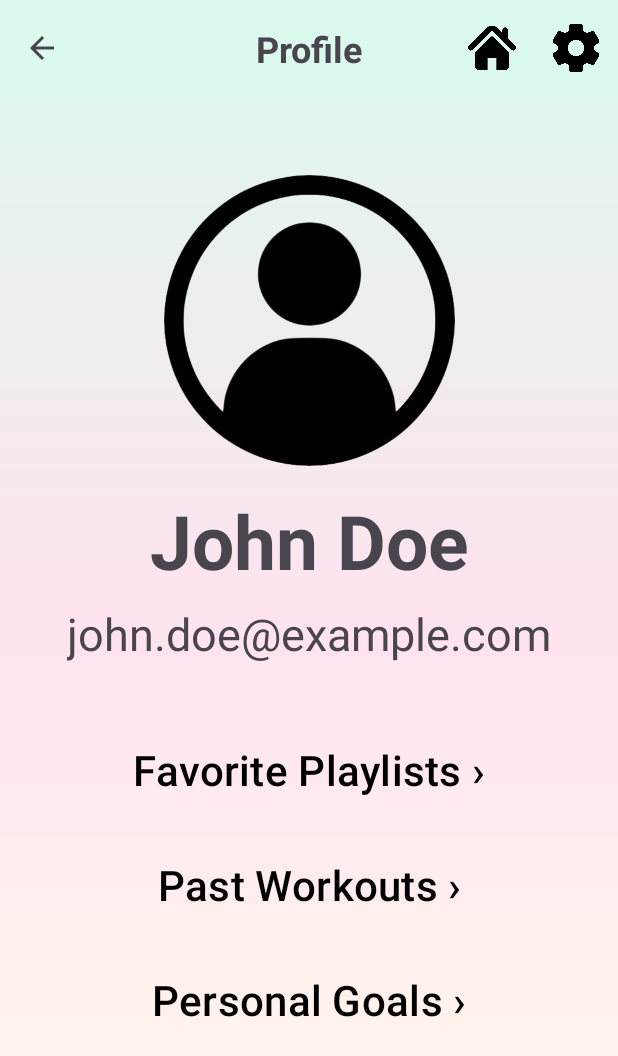
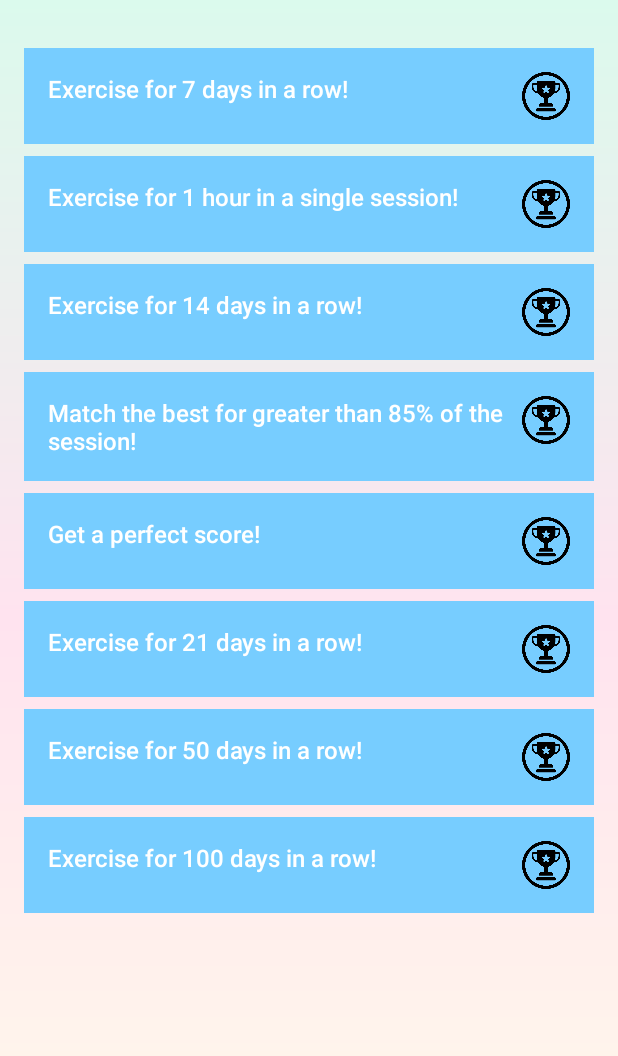
Before and after one commit to aparnaroy/StepToTheBeat, an Android app: the screen it shows after launch (ProfileActivity before the commit, AchievementsActivity after it), after a tap on "Achievements", on a phone screen of 412 x 824 dp. Shown: the top 1056 px of the screen. Run offline under Robolectric (Android 15) with nearby library versions, the phone set to English and light mode, and no system bars.

Commit message:
Created achievements page and navigation

```diff
--- a/app/src/main/AndroidManifest.xml
+++ b/app/src/main/AndroidManifest.xml
@@ -111,5 +111,14 @@
             </intent-filter>
         </activity>
 
+        <!-- View Achievements Page -->
+        <activity
+            android:name=".AchievementsActivity"
+            android:exported="true">
+            <intent-filter>
+                <action android:name="android.intent.action.MAIN" />
+            </intent-filter>
+        </activity>
+
     </application>
 </manifest>
--- /dev/null
+++ b/app/src/main/java/com/example/steptothebeat/AchievementsActivity.java
@@ -0,0 +1,22 @@
+package com.example.steptothebeat;
+
+import android.content.Intent;
+import android.os.Bundle;
+import android.view.View;
+import android.widget.ImageButton;
+import android.widget.TextView;
+
+import androidx.activity.EdgeToEdge;
+import androidx.appcompat.app.AppCompatActivity;
+
+public class AchievementsActivity extends BaseActivity{
+
+    @Override
+    protected void onCreate(Bundle savedInstanceState){
+        super.onCreate(savedInstanceState);
+        setContentView(R.layout.achievements); //Set layout to achievements.xml page
+
+        setupToolbar(R.id.menubar, true);
+        EdgeToEdge.enable(this);
+    }
+}
--- a/app/src/main/java/com/example/steptothebeat/HomeActivity.java
+++ b/app/src/main/java/com/example/steptothebeat/HomeActivity.java
@@ -59,7 +59,7 @@ public class HomeActivity extends AppCompatActivity {
             @Override
             public void onClick(View v) {
                 // Go to Achievements page
-                Intent intent = new Intent(HomeActivity.this, ProfileActivity.class);
+                Intent intent = new Intent(HomeActivity.this, AchievementsActivity.class);
                 startActivity(intent);
             }
         });
--- /dev/null
+++ b/app/src/main/res/layout/achievements.xml
@@ -0,0 +1,230 @@
+<?xml version="1.0" encoding="utf-8"?>
+<LinearLayout
+    xmlns:android="http://schemas.android.com/apk/res/android"
+    xmlns:tools="http://schemas.android.com/tools"
+    android:layout_width="match_parent"
+    android:layout_height="match_parent"
+    android:orientation="vertical"
+    android:background="@drawable/background_gradient"
+    android:padding="16dp"
+    tools:context=".AchievementsActivity">
+
+    <!-- Header Section -->
+    <LinearLayout
+        android:layout_width="match_parent"
+        android:layout_height="wrap_content"
+        android:orientation="horizontal"
+        android:gravity="center_vertical"
+        android:paddingBottom="16dp"/>
+
+    <!-- Achievements List -->
+    <ScrollView
+        android:layout_width="match_parent"
+        android:layout_height="577dp"
+        android:layout_weight="1">
+
+        <LinearLayout
+            android:layout_width="match_parent"
+            android:layout_height="wrap_content"
+            android:orientation="vertical"
+            android:spacing="8dp">
+
+            <!-- Achievement Item -->
+            <LinearLayout
+                android:layout_width="match_parent"
+                android:layout_height="wrap_content"
+                android:layout_marginBottom="8dp"
+                android:background="@color/blue"
+                android:orientation="horizontal"
+                android:padding="16dp">
+
+                <TextView
+                    android:layout_width="0dp"
+                    android:layout_height="wrap_content"
+                    android:layout_weight="1"
+                    android:fontFamily="sans-serif-medium"
+                    android:text="Exercise for 7 days in a row!"
+                    android:textColor="#FFFFFF"
+                    android:textSize="16sp" />
+
+                <ImageView
+                    android:layout_width="32dp"
+                    android:layout_height="32dp"
+                    android:contentDescription="Trophy Icon"
+                    android:src="@drawable/trophy" />
+            </LinearLayout>
+
+            <!-- Achievement 2 -->
+            <LinearLayout
+                android:layout_width="match_parent"
+                android:layout_height="wrap_content"
+                android:layout_marginBottom="8dp"
+                android:background="@color/blue"
+                android:orientation="horizontal"
+                android:padding="16dp">
+
+                <TextView
+                    android:layout_width="0dp"
+                    android:layout_height="wrap_content"
+                    android:layout_weight="1"
+                    android:fontFamily="sans-serif-medium"
+                    android:text="Exercise for 1 hour in a single session!"
+                    android:textColor="#FFFFFF"
+                    android:textSize="16sp" />
+
+                <ImageView
+                    android:layout_width="32dp"
+                    android:layout_height="32dp"
+                    android:contentDescription="Trophy Icon"
+                    android:src="@drawable/trophy" />
+            </LinearLayout>
+
+            <LinearLayout
+                android:layout_width="match_parent"
+                android:layout_height="wrap_content"
+                android:layout_marginBottom="8dp"
+                android:background="@color/blue"
+                android:orientation="horizontal"
+                android:padding="16dp">
+
+                <TextView
+                    android:layout_width="0dp"
+                    android:layout_height="wrap_content"
+                    android:layout_weight="1"
+                    android:fontFamily="sans-serif-medium"
+                    android:text="Exercise for 14 days in a row!"
+                    android:textColor="#FFFFFF"
+                    android:textSize="16sp" />
+
+                <ImageView
+                    android:layout_width="32dp"
+                    android:layout_height="32dp"
+                    android:contentDescription="Trophy Icon"
+                    android:src="@drawable/trophy" />
+            </LinearLayout>
+
+            <LinearLayout
+                android:layout_width="match_parent"
+                android:layout_height="wrap_content"
+                android:layout_marginBottom="8dp"
+                android:background="@color/blue"
+                android:orientation="horizontal"
+                android:padding="16dp">
+
+                <TextView
+                    android:layout_width="0dp"
+                    android:layout_height="wrap_content"
+                    android:layout_weight="1"
+                    android:fontFamily="sans-serif-medium"
+                    android:text="Match the best for greater than 85% of the session!"
+                    android:textColor="#FFFFFF"
+                    android:textSize="16sp" />
+
+                <ImageView
+                    android:layout_width="32dp"
+                    android:layout_height="32dp"
+                    android:contentDescription="Trophy Icon"
+                    android:src="@drawable/trophy" />
+            </LinearLayout>
+
+            <LinearLayout
+                android:layout_width="match_parent"
+                android:layout_height="wrap_content"
+                android:layout_marginBottom="8dp"
+                android:background="@color/blue"
+                android:orientation="horizontal"
+                android:padding="16dp">
+
+                <TextView
+                    android:layout_width="0dp"
+                    android:layout_height="wrap_content"
+                    android:layout_weight="1"
+                    android:fontFamily="sans-serif-medium"
+                    android:text="Get a perfect score!"
+                    android:textColor="#FFFFFF"
+                    android:textSize="16sp" />
+
+                <ImageView
+                    android:layout_width="32dp"
+                    android:layout_height="32dp"
+                    android:contentDescription="Trophy Icon"
+                    android:src="@drawable/trophy" />
+            </LinearLayout>
+
+            <LinearLayout
+                android:layout_width="match_parent"
+                android:layout_height="wrap_content"
+                android:layout_marginBottom="8dp"
+                android:background="@color/blue"
+                android:orientation="horizontal"
+                android:padding="16dp">
+
+                <TextView
+                    android:layout_width="0dp"
+                    android:layout_height="wrap_content"
+                    android:layout_weight="1"
+                    android:fontFamily="sans-serif-medium"
+                    android:text="Exercise for 21 days in a row!"
+                    android:textColor="#FFFFFF"
+                    android:textSize="16sp" />
+
+                <ImageView
+                    android:layout_width="32dp"
+                    android:layout_height="32dp"
+                    android:contentDescription="Trophy Icon"
+                    android:src="@drawable/trophy" />
+            </LinearLayout>
+
+            <LinearLayout
+                android:layout_width="match_parent"
+                android:layout_height="wrap_content"
+                android:layout_marginBottom="8dp"
+                android:background="@color/blue"
+                android:orientation="horizontal"
+                android:padding="16dp">
+
+                <TextView
+                    android:layout_width="0dp"
+                    android:layout_height="wrap_content"
+                    android:layout_weight="1"
+                    android:fontFamily="sans-serif-medium"
+                    android:text="Exercise for 50 days in a row!"
+                    android:textColor="#FFFFFF"
+                    android:textSize="16sp" />
+
+                <ImageView
+                    android:layout_width="32dp"
+                    android:layout_height="32dp"
+                    android:contentDescription="Trophy Icon"
+                    android:src="@drawable/trophy" />
+            </LinearLayout>
+
+            <LinearLayout
+                android:layout_width="match_parent"
+                android:layout_height="wrap_content"
+                android:layout_marginBottom="8dp"
+                android:background="@color/blue"
+                android:orientation="horizontal"
+                android:padding="16dp">
+
+                <TextView
+                    android:layout_width="0dp"
+                    android:layout_height="wrap_content"
+                    android:layout_weight="1"
+                    android:fontFamily="sans-serif-medium"
+                    android:text="Exercise for 100 days in a row!"
+                    android:textColor="#FFFFFF"
+                    android:textSize="16sp" />
+
+                <ImageView
+                    android:layout_width="32dp"
+                    android:layout_height="32dp"
+                    android:contentDescription="Trophy Icon"
+                    android:src="@drawable/trophy" />
+            </LinearLayout>
+            <!-- Add additional achievement layouts here -->
+
+        </LinearLayout>
+    </ScrollView>
+
+</LinearLayout>
```
